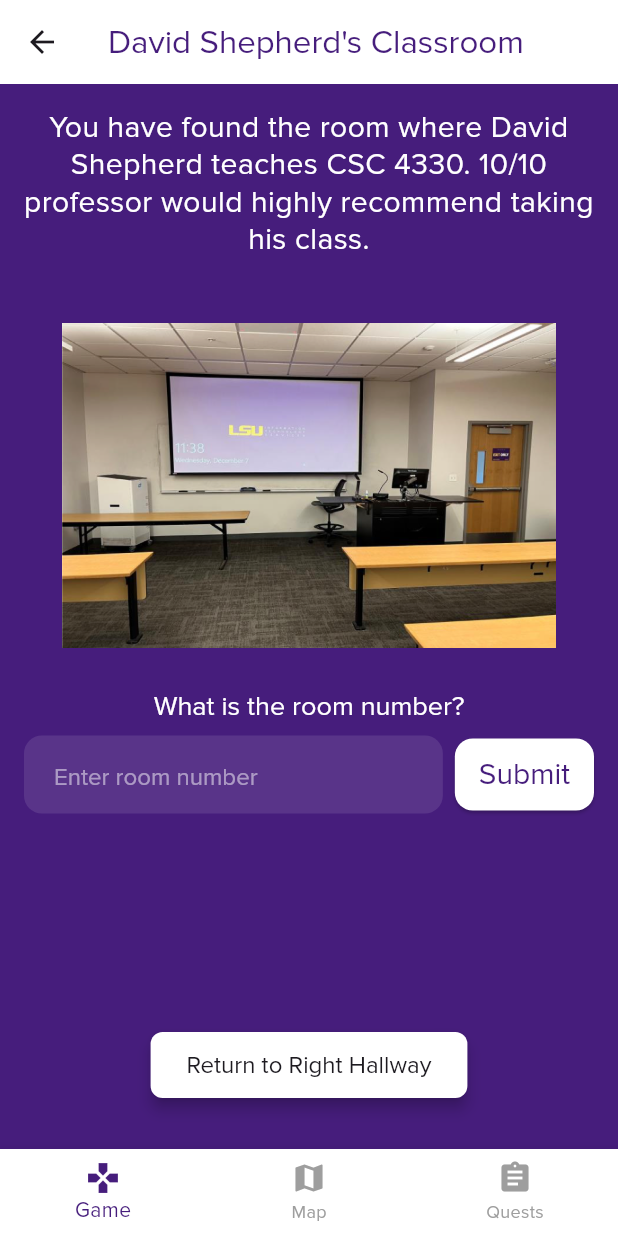
After one commit to AaronAucoin/scavenger_hunt_new, a Flutter app: the AppDudeRoom screen opened directly, on a phone screen of 412 x 824 dp. The commit adds this screen. Run offline on Flutter 3.47's test engine with Material 3 defaults, Android fonts, the phone set to English and light mode, and no system bars.

Commit message:
added app dude page and changed some other things

```diff
--- /dev/null
+++ b/lib/app_dude_room.dart
@@ -0,0 +1,246 @@
+import 'package:flutter/material.dart';
+import 'map_screen.dart';
+import 'quest_screen.dart';
+import 'crane_quest_completion_screen.dart';
+import 'big_stairs_screen.dart';
+import 'donor_wall_screen.dart';
+import 'globalboolean.dart';
+import 'right_hallway_screen.dart';
+
+class AppDudeRoom extends StatefulWidget {
+  const AppDudeRoom({super.key});
+
+  @override
+  State<AppDudeRoom> createState() => _AppDudeRoomState();
+}
+
+class _AppDudeRoomState extends State<AppDudeRoom> {
+  int _selectedIndex = 0;
+  final GlobalState _globalState = GlobalState();
+  final TextEditingController _answerController = TextEditingController();
+  String? _feedbackText;
+  bool _isCorrect = false;
+
+  void _onItemTapped(int index) {
+    if (index == 1) {
+      _globalState.lastGameScreen = 'AppDudeRoomScreen';
+      Navigator.pushReplacement(
+        context,
+        MaterialPageRoute(builder: (context) => const MapScreen()),
+      );
+    } else if (index == 2) {
+      _globalState.lastGameScreen = 'AppDudeRoom';
+      Navigator.pushReplacement(
+        context,
+        MaterialPageRoute(builder: (context) => const QuestScreen()),
+      );
+    } else {
+      setState(() {
+        _selectedIndex = index;
+      });
+    }
+  }
+
+  void _checkAnswer() {
+    setState(() {
+      if (_answerController.text.trim() == '1221') {
+        _feedbackText =
+            'Correct! The room number is 1221.\nThis task has been checked off your checklist.';
+        _isCorrect = true;
+        _globalState.appDudeRoom = true;
+      } else {
+        _feedbackText = 'Try again!';
+        _isCorrect = false;
+      }
+    });
+  }
+
+  @override
+  void dispose() {
+    _answerController.dispose();
+    super.dispose();
+  }
+
+  @override
+  Widget build(BuildContext context) {
+    return Scaffold(
+      backgroundColor: const Color(0xFF461D7C),
+      appBar: AppBar(
+        backgroundColor: Colors.white,
+        centerTitle: true,
+        title: Text(
+          "David Shepherd's Classroom",
+          style: Theme.of(context).textTheme.titleLarge!.copyWith(
+                color: Color(0xFF461D7C),
+                fontWeight: FontWeight.w400,
+              ),
+        ),
+      ),
+      body: Column(
+        children: [
+          const SizedBox(height: 16),
+          Padding(
+            padding: const EdgeInsets.symmetric(horizontal: 16.0),
+            child: Text(
+              'You have found the room where David Shepherd teaches CSC 4330. 10/10 professor would highly recommend taking his class.',
+              style: Theme.of(context).textTheme.titleLarge!.copyWith(
+                    fontSize: 20,
+                    color: Colors.white,
+                    letterSpacing: 0.3,
+                  ),
+              textAlign: TextAlign.center,
+            ),
+          ),
+          const SizedBox(height: 16),
+          Expanded(
+            flex: 2,
+            child: Center(
+              child: Container(
+                width: MediaQuery.of(context).size.width * 0.8,
+                height: MediaQuery.of(context).size.height * 0.4,
+                child: Image.asset(
+                  'assets/appduderoom.png',
+                  fit: BoxFit.contain,
+                  errorBuilder: (context, error, stackTrace) {
+                    print('Error loading image: $error');
+                    return const Center(
+                      child: Text(
+                        'Poster image not found',
+                        style: TextStyle(color: Colors.white),
+                      ),
+                    );
+                  },
+                ),
+              ),
+            ),
+          ),
+          Padding(
+            padding: const EdgeInsets.symmetric(horizontal: 16.0),
+            child: Text(
+              'What is the room number?',
+              style: Theme.of(context).textTheme.titleLarge!.copyWith(
+                    fontSize: 18,
+                    color: Colors.white,
+                  ),
+              textAlign: TextAlign.center,
+            ),
+          ),
+          Padding(
+            padding:
+                const EdgeInsets.symmetric(horizontal: 16.0, vertical: 8.0),
+            child: Row(
+              mainAxisAlignment: MainAxisAlignment.center,
+              children: [
+                Expanded(
+                  child: TextField(
+                    controller: _answerController,
+                    style: Theme.of(context)
+                        .textTheme
+                        .titleLarge!
+                        .copyWith(color: Colors.white),
+                    decoration: InputDecoration(
+                      hintText: 'Enter room number',
+                      hintStyle: Theme.of(context)
+                          .textTheme
+                          .titleLarge!
+                          .copyWith(
+                              color: Colors.white.withOpacity(0.5),
+                              fontSize: 16),
+                      filled: true,
+                      fillColor: Colors.white.withOpacity(0.1),
+                      border: OutlineInputBorder(
+                        borderRadius: BorderRadius.circular(12),
+                        borderSide: BorderSide.none,
+                      ),
+                      contentPadding: const EdgeInsets.symmetric(
+                          horizontal: 16, vertical: 12),
+                    ),
+                    onSubmitted: (_) => _checkAnswer(),
+                  ),
+                ),
+                const SizedBox(width: 8),
+                ElevatedButton(
+                  onPressed: _checkAnswer,
+                  style: ElevatedButton.styleFrom(
+                    backgroundColor: Colors.white,
+                    foregroundColor: const Color(0xFF461D7C),
+                    padding: const EdgeInsets.symmetric(
+                        horizontal: 16, vertical: 12),
+                    shape: RoundedRectangleBorder(
+                      borderRadius: BorderRadius.circular(12),
+                    ),
+                  ),
+                  child: const Text('Submit'),
+                ),
+              ],
+            ),
+          ),
+          if (_feedbackText != null)
+            Padding(
+              padding:
+                  const EdgeInsets.symmetric(horizontal: 16.0, vertical: 4.0),
+              child: Text(
+                _feedbackText!,
+                style: Theme.of(context).textTheme.titleLarge!.copyWith(
+                      fontSize: 16,
+                      color: _isCorrect ? Colors.green : Colors.red,
+                      fontWeight: FontWeight.w400,
+                    ),
+                textAlign: TextAlign.center,
+              ),
+            ),
+          const Spacer(),
+          Padding(
+            padding: const EdgeInsets.only(bottom: 32.0),
+            child: ElevatedButton(
+              onPressed: () {
+                Navigator.push(
+                  context,
+                  MaterialPageRoute(
+                      builder: (context) => const RightHallwayScreen()),
+                );
+              },
+              style: ElevatedButton.styleFrom(
+                backgroundColor: Colors.white,
+                foregroundColor: const Color(0xFF461D7C),
+                padding:
+                    const EdgeInsets.symmetric(horizontal: 24, vertical: 12),
+                shape: RoundedRectangleBorder(
+                  borderRadius: BorderRadius.circular(8),
+                ),
+                elevation: 4,
+              ),
+              child: Text(
+                'Return to Right Hallway',
+                style: Theme.of(context).textTheme.titleLarge!.copyWith(
+                      fontSize: 16,
+                    ),
+              ),
+            ),
+          ),
+        ],
+      ),
+      bottomNavigationBar: BottomNavigationBar(
+        backgroundColor: Colors.white,
+        selectedItemColor: const Color(0xFF461D7C),
+        unselectedItemColor: Colors.grey,
+        items: const <BottomNavigationBarItem>[
+          BottomNavigationBarItem(
+            icon: Icon(Icons.games),
+            label: 'Game',
+          ),
+          BottomNavigationBarItem(
+            icon: Icon(Icons.map),
+            label: 'Map',
+          ),
+          BottomNavigationBarItem(
+            icon: Icon(Icons.assignment),
+            label: 'Quests',
+          ),
+        ],
+        currentIndex: _selectedIndex,
+        onTap: _onItemTapped,
+      ),
+    );
+  }
+}
--- a/lib/basf_lab_screen.dart
+++ b/lib/basf_lab_screen.dart
@@ -70,7 +70,6 @@ class _BasfLabScreenState extends State<BasfLabScreen> {
           'Sustainable Living Lab',
           style: Theme.of(context).textTheme.titleLarge!.copyWith(
                 color: Color(0xFF461D7C),
-                fontWeight: FontWeight.bold,
               ),
         ),
       ),
@@ -246,7 +245,7 @@ class _BasfLabScreenState extends State<BasfLabScreen> {
                       elevation: 4,
                     ),
                     child: const Icon(
-                      Icons.rotate_left,
+                      Icons.arrow_downward,
                       size: 32,
                     ),
                   ),
--- a/lib/commons_screen.dart
+++ b/lib/commons_screen.dart
@@ -152,6 +152,7 @@ class _CommonsScreenState extends State<CommonsScreen> {
                   message: 'Navigate to the stair way',
                   child: ElevatedButton(
                     onPressed: () {
+                      _globalState.lastGameScreen = 'BigStairsScreen';
                       Navigator.push(
                         context,
                         MaterialPageRoute(
@@ -175,6 +176,7 @@ class _CommonsScreenState extends State<CommonsScreen> {
                   message: 'Inspect',
                   child: ElevatedButton(
                     onPressed: () {
+                      _globalState.lastGameScreen = 'PosterScreen';
                       GlobalState().flier = true;
                       Navigator.push(
                         context,
@@ -199,6 +201,7 @@ class _CommonsScreenState extends State<CommonsScreen> {
                   message: 'Navigate to the right hallway',
                   child: ElevatedButton(
                     onPressed: () {
+                      _globalState.lastGameScreen = 'RightHallwayScreen';
                       Navigator.push(
                         context,
                         MaterialPageRoute(
--- a/lib/globalboolean.dart
+++ b/lib/globalboolean.dart
@@ -16,6 +16,7 @@ class GlobalState {
   bool flier = false;
   bool stairs = false;
   bool bagel = false;
+  bool appDudeRoom = false;
   String lastGameScreen = 'HuntScreen'; // Default to HuntScreen
 
   factory GlobalState() {
--- a/lib/quest_screen.dart
+++ b/lib/quest_screen.dart
@@ -10,6 +10,7 @@ import 'center_of_engineering_screen.dart';
 import 'throne_room_screen.dart';
 import 'donor_wall_screen.dart';
 import 'sponsor_question_screen.dart';
+import 'app_dude_room.dart';
 
 class QuestScreen extends StatefulWidget {
   const QuestScreen({super.key});
@@ -42,6 +43,8 @@ class _QuestScreenState extends State<QuestScreen> {
         return const DonorWallScreen();
       case 'SponsorQuestionScreen':
         return const SponsorQuestionScreen();
+      case 'AppDudeRoom':
+        return const AppDudeRoom();
       default:
         return const HuntScreen();
     }
@@ -104,6 +107,10 @@ class _QuestScreenState extends State<QuestScreen> {
             _buildQuestItem('Find the cool car', _globalState.car),
             const Divider(color: Colors.white70),
             _buildQuestItem('Find the SUPER BIG crane', _globalState.crane),
+            const Divider(color: Colors.white70),
+            _buildQuestItem(
+                'Find the room number in David Shepherd\'s classroom',
+                _globalState.appDudeRoom),
           ],
         ),
         bottomNavigationBar: BottomNavigationBar(
```
Also changed, not shown: lib/donor_wall_screen.dart (+16 -1 lines), lib/right_hallway_screen.dart (+28 -1 lines), assets/appduderoom.png (added).
